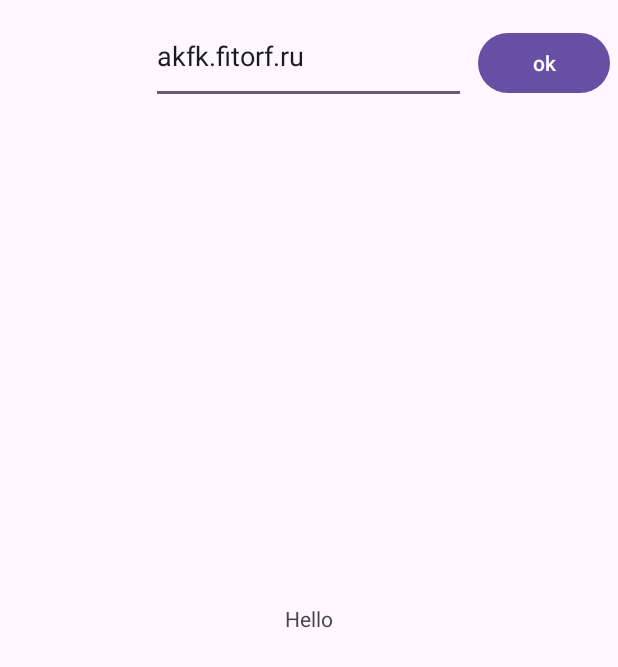
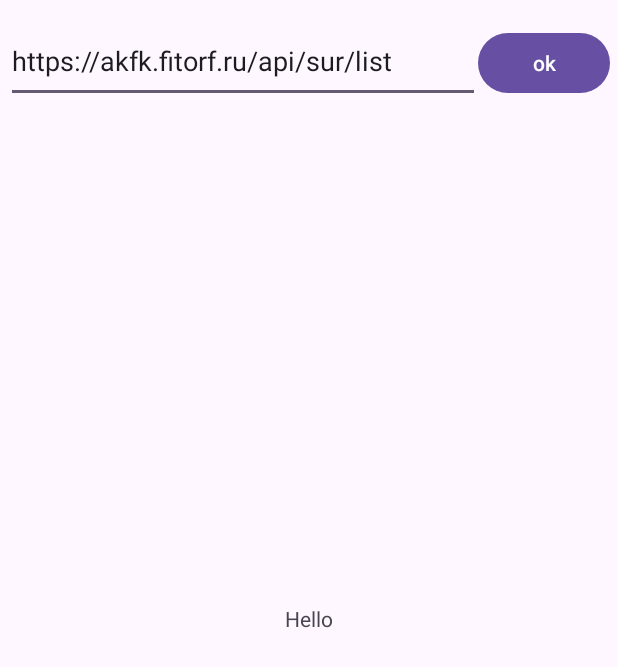
Before and after one commit to Stas-Shlyckov-1988/android_api, an Android app: the screen it shows after launch (MainActivity), on a phone screen of 412 x 824 dp. Shown: the top 667 px of the screen. Run offline under Robolectric (Android 15) with nearby library versions, the phone set to English and light mode, and no system bars.

```diff
--- a/app/src/main/java/com/example/json_view/MainActivity.kt
+++ b/app/src/main/java/com/example/json_view/MainActivity.kt
@@ -22,7 +22,7 @@ class MainActivity : AppCompatActivity() {
             Log.d("BUTTONS", "User tapped the Supabutton")
             GlobalScope.launch(Dispatchers.IO) {
                 val editText: EditText = findViewById(R.id.editTextText) as EditText
-                val url = URL("https://" + editText.text + "/api/sur/list")
+                val url = URL(editText.text.toString())
                 val httpURLConnection = url.openConnection() as HttpURLConnection
                 httpURLConnection.setRequestProperty("Accept", "application/json") // The format of response we want to get from the server
                 httpURLConnection.requestMethod = "GET"
--- a/app/src/main/res/layout/activity_main.xml
+++ b/app/src/main/res/layout/activity_main.xml
@@ -18,18 +18,18 @@
 
     <EditText
         android:id="@+id/editTextText"
-        android:layout_width="210dp"
-        android:layout_height="63dp"
+        android:layout_width="316dp"
+        android:layout_height="55dp"
         android:layout_marginStart="1dp"
         android:ems="10"
         android:inputType="text"
-        android:text="akfk.fitorf.ru"
+        android:text="https://akfk.fitorf.ru/api/sur/list"
         app:layout_constraintBottom_toTopOf="@+id/content"
         app:layout_constraintEnd_toEndOf="parent"
-        app:layout_constraintHorizontal_bias="0.495"
+        app:layout_constraintHorizontal_bias="0.026"
         app:layout_constraintStart_toStartOf="parent"
         app:layout_constraintTop_toTopOf="parent"
-        app:layout_constraintVertical_bias="0.017" />
+        app:layout_constraintVertical_bias="0.039" />
 
     <Button
         android:id="@+id/button"
```
